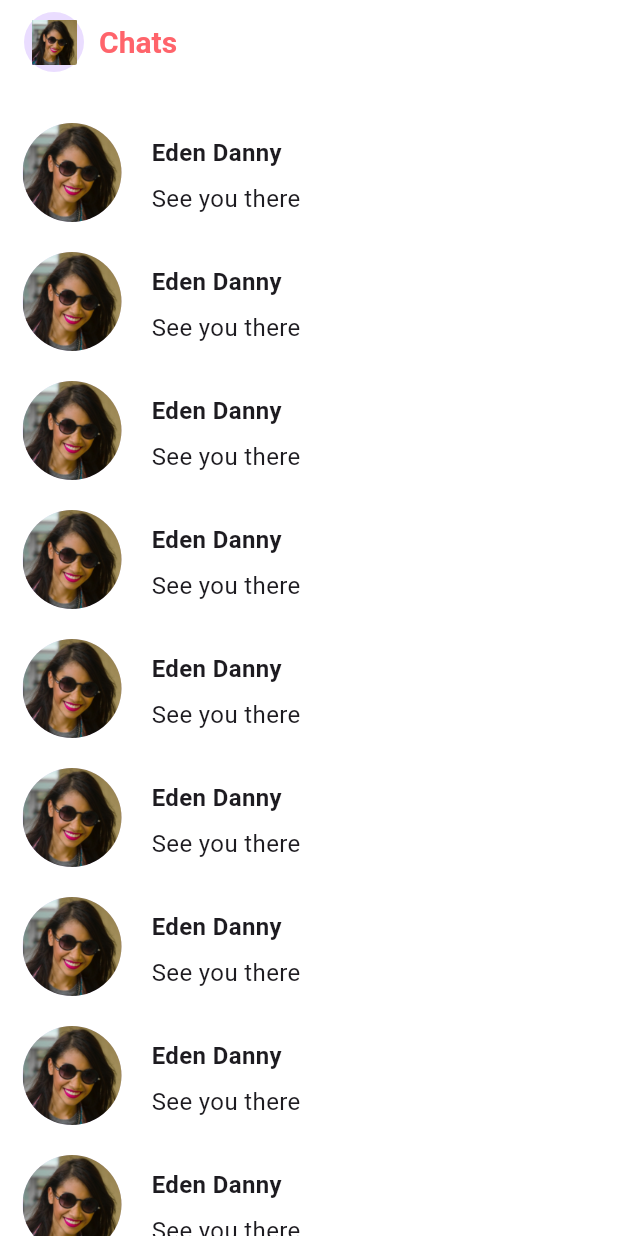
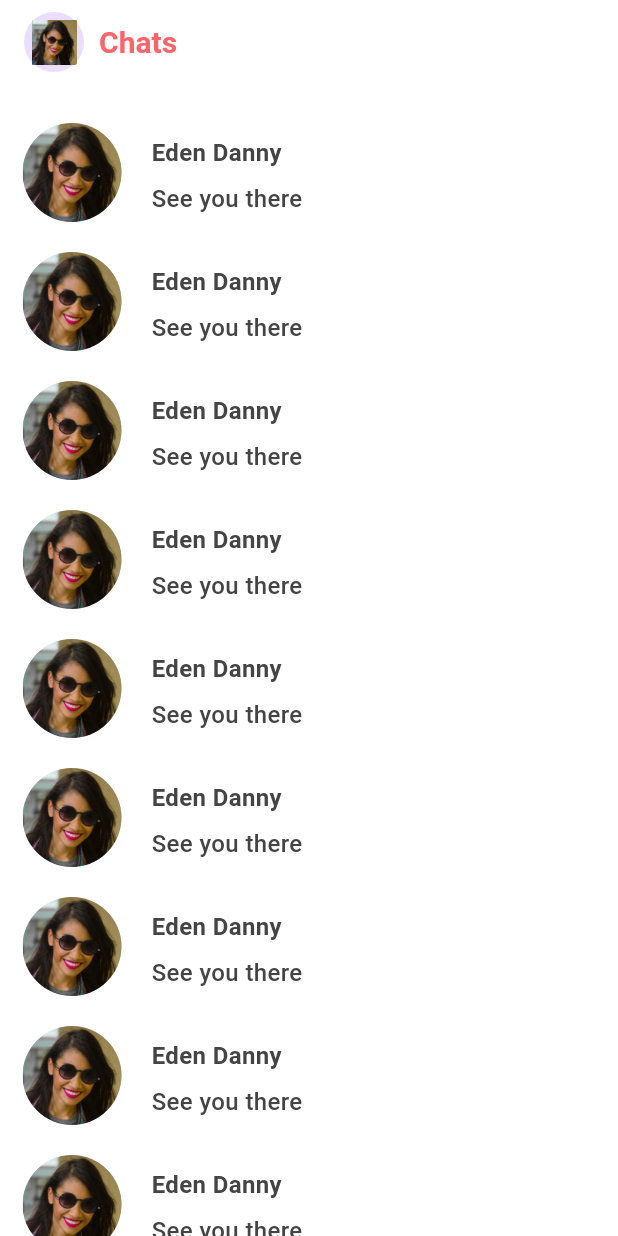
Before and after one commit to kitety/flutter_study, a Flutter app: the Message screen opened directly, on a phone screen of 412 x 824 dp. Run offline on Flutter 3.47's test engine with Material 3 defaults, Android fonts, the phone set to English and light mode, and no system bars; drawn by our look-alikes of flutter_slidable.

Commit message:
feat: ui constant

```diff
--- a/lib/app.dart
+++ b/lib/app.dart
@@ -57,7 +57,7 @@ class _MyStackPageState extends State<MyStackPage> {
         items: [
           createItem("home", const Icon(Icons.home)),
           createItem("like", const Icon(Icons.favorite)),
-          createItem("message", const Icon(Icons.message)),
+          createItem("Chat", const Icon(Icons.message)),
           createItem("more", const Icon(Icons.more)),
           createItem("my", const Icon(Icons.person)),
         ],
--- /dev/null
+++ b/lib/pages/message/components/userMsgCard/index.dart
@@ -0,0 +1,31 @@
+import 'package:flutter/material.dart';
+import 'package:flutter_slidable/flutter_slidable.dart';
+import 'package:flutter_study/pages/message/components/userMsgCard/row_action_widget.dart';
+import 'package:flutter_study/pages/message/components/userMsgCard/user_msg_container.dart';
+import 'package:flutter_study/utils/localization_transition.dart';
+
+class UserMsgCard extends StatefulWidget {
+  final int index;
+  const UserMsgCard({Key? key, required this.index}) : super(key: key);
+
+  @override
+  State<UserMsgCard> createState() => _UserMsgCardState();
+}
+
+class _UserMsgCardState extends State<UserMsgCard> {
+  @override
+  Widget build(BuildContext context) {
+    final deleteText = LT.t?.flashChatEndChat ?? '';
+    return Slidable(
+      key: ValueKey(widget.index),
+      // The end action pane is the one at the right or the bottom side.
+      endActionPane: ActionPane(
+        extentRatio: 0.35,
+        dragDismissible: false,
+        motion: const ScrollMotion(),
+        children: [RowActionWidget(deleteText: deleteText)],
+      ),
+      child: const UserMsgContainer(),
+    );
+  }
+}
--- /dev/null
+++ b/lib/pages/message/components/userMsgCard/user_msg_container.dart
@@ -0,0 +1,51 @@
+import 'package:flutter/material.dart';
+import 'package:flutter_study/common/constant.dart';
+
+class UserMsgContainer extends StatelessWidget {
+  const UserMsgContainer({
+    super.key,
+  });
+
+  @override
+  Widget build(BuildContext context) {
+    return Container(
+      padding: const EdgeInsets.fromLTRB(15, 10, 0, 10),
+      child: Row(
+        mainAxisAlignment: MainAxisAlignment.start,
+        crossAxisAlignment: CrossAxisAlignment.start,
+        children: [
+          CircleAvatar(
+            radius: 33, // 设置半径
+            child: ClipOval(
+              child: Image.asset(
+                'images/avatar.png',
+                width: 66,
+                height: 66,
+                fit: BoxFit.cover,
+              ),
+            ),
+          ),
+          const SizedBox(
+            width: 20,
+          ),
+          Column(
+            mainAxisAlignment: MainAxisAlignment.start,
+            crossAxisAlignment: CrossAxisAlignment.start,
+            children: [
+              const SizedBox(height: 8),
+              Text(
+                'Eden Danny',
+                style: BodyText_16,
+              ),
+              const SizedBox(height: 8),
+              Text(
+                'See you there',
+                style: BodySentence_16,
+              )
+            ],
+          )
+        ],
+      ),
+    );
+  }
+}
--- a/lib/pages/message/components/user_msg_card.dart
+++ /dev/null
@@ -1,114 +0,0 @@
-import 'package:flutter/material.dart';
-import 'package:flutter_slidable/flutter_slidable.dart';
-import 'package:flutter_study/utils/localization_transition.dart';
-
-class UserMsgCard extends StatefulWidget {
-  final int index;
-  const UserMsgCard({Key? key, required this.index}) : super(key: key);
-
-  @override
-  State<UserMsgCard> createState() => _UserMsgCardState();
-}
-
-class UserMsgContainer extends StatelessWidget {
-  const UserMsgContainer({
-    super.key,
-  });
-
-  @override
-  Widget build(BuildContext context) {
-    return Container(
-      padding: const EdgeInsets.fromLTRB(15, 10, 0, 10),
-      child: Row(
-        mainAxisAlignment: MainAxisAlignment.start,
-        crossAxisAlignment: CrossAxisAlignment.start,
-        children: [
-          CircleAvatar(
-            radius: 33, // 设置半径
-            child: ClipOval(
-              child: Image.asset(
-                'images/avatar.png',
-                width: 66,
-                height: 66,
-                fit: BoxFit.cover,
-              ),
-            ),
-          ),
-          const SizedBox(
-            width: 20,
-          ),
-          const Column(
-            mainAxisAlignment: MainAxisAlignment.start,
-            crossAxisAlignment: CrossAxisAlignment.start,
-            children: [
-              SizedBox(height: 8),
-              Text(
-                'Eden Danny',
-                style: TextStyle(
-                  fontSize: 16,
-                  fontWeight: FontWeight.bold,
-                ),
-              ),
-              SizedBox(height: 8),
-              Text(
-                'See you there',
-                style: TextStyle(
-                  fontSize: 16,
-                  fontWeight: FontWeight.normal,
-                ),
-              )
-            ],
-          )
-        ],
-      ),
-    );
-  }
-}
-
-class _UserMsgCardState extends State<UserMsgCard> {
-  @override
-  Widget build(BuildContext context) {
-    final deleteText = LT.t?.flashChatEndChat ?? '';
-    var actionPane = ActionPane(
-      extentRatio: 0.35,
-      dragDismissible: false,
-      motion: const ScrollMotion(),
-      children: [
-        Expanded(
-          child: GestureDetector(
-            onDoubleTap: () {
-              print('delete');
-            },
-            child: Container(
-              color: const Color(0xFFC24E45),
-              width: 110,
-              child: Column(
-                mainAxisAlignment: MainAxisAlignment.center,
-                children: [
-                  const Icon(
-                    Icons.delete,
-                    color: Colors.white,
-                    size: 24,
-                  ),
-                  const SizedBox(
-                    height: 8,
-                  ),
-                  Text(
-                    deleteText,
-                    style: const TextStyle(color: Colors.white, fontSize: 16),
-                  )
-                ],
-              ),
-            ),
-          ),
-        )
-      ],
-    );
-    return Slidable(
-      key: ValueKey(widget.index),
-      // The end action pane is the one at the right or the bottom side.
-      endActionPane: actionPane,
-      child: const UserMsgContainer(),
-    );
-  }
-}
--- a/lib/pages/message/message.dart
+++ b/lib/pages/message/message.dart
@@ -1,4 +1,5 @@
 import 'package:flutter/material.dart';
+import 'package:flutter_study/common/constant.dart';
 import 'package:flutter_study/pages/message/widgets/message_content.dart';
 
 import '../../utils/localization_transition.dart';
@@ -28,10 +29,8 @@ class _MessageState extends State<Message> {
       centerTitle: false,
       title: Text(
         searchTabTitle,
-        style: const TextStyle(
-          fontSize: 20,
-          fontWeight: FontWeight.bold,
-          color: Color.fromARGB(255, 255, 100, 107),
+        style: TitleText_20.copyWith(
+          color: ThemeRed_FF646B,
         ),
       ),
       leading: Container(
--- a/lib/pages/message/widgets/message_content.dart
+++ b/lib/pages/message/widgets/message_content.dart
@@ -1,6 +1,6 @@
 import 'package:flutter/material.dart';
 import 'package:flutter_slidable/flutter_slidable.dart';
-import 'package:flutter_study/pages/message/components/user_msg_card.dart';
+import 'package:flutter_study/pages/message/components/userMsgCard/index.dart';
 
 class MessageContent extends StatelessWidget {
   const MessageContent({Key? key}) : super(key: key);
```
Also changed, not shown: lib/common/constant.dart (added, +43 -0 lines), lib/pages/home/components/userCard.dart (+6 -11 lines), lib/pages/home/components/userHiCard.dart (+5 -5 lines), lib/pages/home/home.dart (+4 -4 lines), lib/pages/home/util/homeContentFun.dart (+13 -29 lines), lib/pages/home/widgets/homeContent.dart (+6 -14 lines), lib/pages/message/components/userMsgCard/row_action_widget.dart (added, +46 -0 lines).
